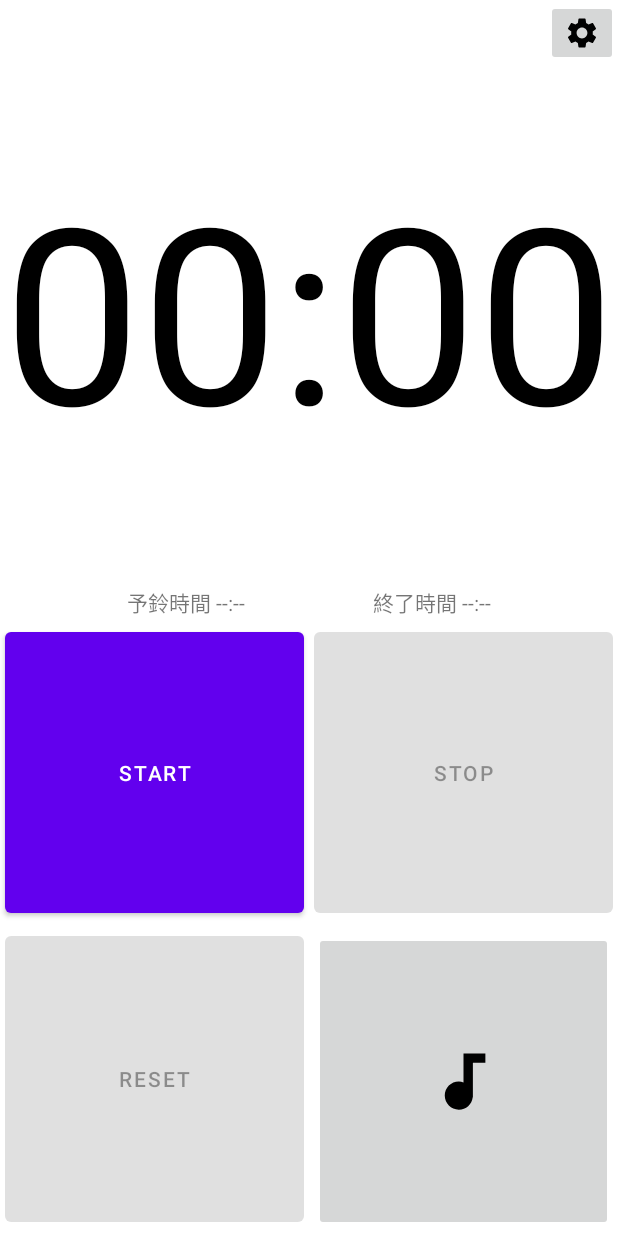
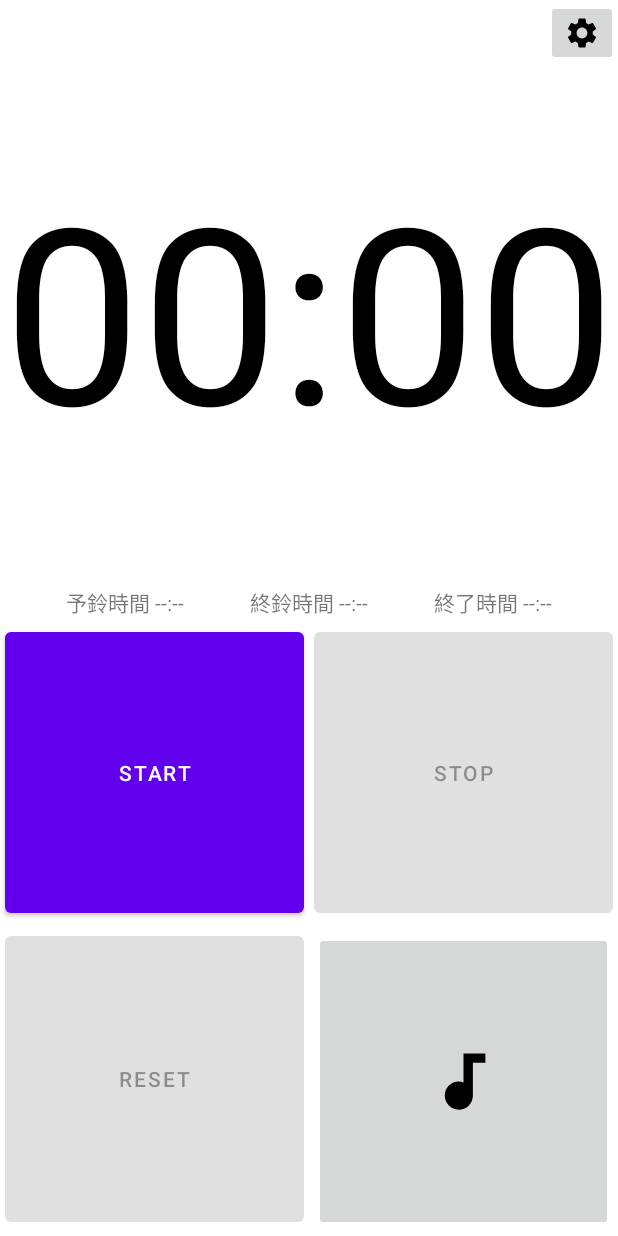
Before and after one commit to nokopi36/StopWatchTimer, an Android app: the screen it shows after launch (MainActivity), after a tap on "playSound", on a phone screen of 412 x 824 dp. Run offline under Robolectric (Android 15) with nearby library versions, the phone set to English and light mode, and no system bars; our stand-ins replace data binding.

Commit message:
update：終鈴時間を表示するTextView、鳴らす処理の追加

```diff
--- a/app/src/main/java/com/nokopi/stopwatchtimer/MainActivity.kt
+++ b/app/src/main/java/com/nokopi/stopwatchtimer/MainActivity.kt
@@ -38,11 +38,14 @@ class MainActivity : AppCompatActivity() {
         viewModel.timerText.observe(this) {
             when (it) {
                 "59:59" -> {
-                    viewModel.playFirstChimeSound()
+                    viewModel.playChimeSound()
                     viewModel.disableStartBtn()
                 }
                 "${viewModel.firstChimeTime.value}" -> {
-                    viewModel.playFirstChimeSound()
+                    viewModel.playChimeSound()
+                }
+                "${viewModel.secondChimeTime.value}" -> {
+                    viewModel.playChimeSound()
                 }
                 "${viewModel.endChimeTime.value}" -> {
                     viewModel.playEndChimeSound()
@@ -67,6 +70,7 @@ class MainActivity : AppCompatActivity() {
     override fun onResume() {
         super.onResume()
         viewModel.setFirstTime(firstSettingTime)
+        viewModel.setSecondTime(secondSettingTime)
         viewModel.setEndTime(endSettingTime)
     }
 
--- a/app/src/main/java/com/nokopi/stopwatchtimer/MainViewModel.kt
+++ b/app/src/main/java/com/nokopi/stopwatchtimer/MainViewModel.kt
@@ -58,6 +58,10 @@ class MainViewModel(app: Application): ViewModel() {
     val firstChimeTime: LiveData<String>
         get() = _firstChimeTime
 
+    private var _secondChimeTime: MutableLiveData<String> = MutableLiveData<String>("--:--")
+    val secondChimeTime: LiveData<String>
+        get() = _secondChimeTime
+
     private var _endChimeTime: MutableLiveData<String> = MutableLiveData<String>("--:--")
     val endChimeTime: LiveData<String>
         get() = _endChimeTime
@@ -97,7 +101,7 @@ class MainViewModel(app: Application): ViewModel() {
         timer.cancel()
     }
 
-    fun playFirstChimeSound() {
+    fun playChimeSound() {
         sound.play(firstChime, 1.0f, 1.0f, 0, 0, 1.0f)
     }
 
@@ -105,14 +109,13 @@ class MainViewModel(app: Application): ViewModel() {
         sound.play(endChime, 1.0f, 1.0f, 0, 0, 1.0f)
     }
 
-//    fun setFirstTime(tenMinute: String, minute: String, tenSecond: String, second: String) {
-//        _firstChimeTime.value = "$tenMinute$minute:$tenSecond$second"
-//    }
-
     fun setFirstTime(settingTime: SettingTime) {
-//        _firstChimeTime.value = "${settingTime.firstTenMinute}${settingTime.firstMinute}:${settingTime.firstTenSecond}${settingTime.firstSecond}"
         _firstChimeTime.value = "${settingTime.tenMinute}${settingTime.minute}:${settingTime.tenSecond}${settingTime.second}"
         Log.i("firstTime", _firstChimeTime.value.toString())
+    }
+
+    fun setSecondTime(settingTime: SettingTime) {
+        _secondChimeTime.value = "${settingTime.tenMinute}${settingTime.minute}:${settingTime.tenSecond}${settingTime.second}"
     }
 
     fun setEndTime(settingTime: SettingTime) {
--- a/app/src/main/res/layout-land/activity_main.xml
+++ b/app/src/main/res/layout-land/activity_main.xml
@@ -89,7 +89,7 @@
             app:layout_constraintRight_toRightOf="parent"
             app:layout_constraintTop_toBottomOf="@id/centerGuide"
             app:layout_constraintBottom_toBottomOf="parent"
-            android:onClick="@{() -> viewModel.playFirstChimeSound()}"
+            android:onClick="@{() -> viewModel.playChimeSound()}"
             android:contentDescription="@string/play_sound" />
 
         <TextView
@@ -99,8 +99,18 @@
             android:text="@{@string/first_chime(viewModel.firstChimeTime)}"
             tools:text="@string/first_chime"
             app:layout_constraintLeft_toLeftOf="parent"
+            app:layout_constraintRight_toLeftOf="@id/secondChimeTime"
+            app:layout_constraintBottom_toBottomOf="@id/centerGuide" />
+
+        <TextView
+            android:layout_width="wrap_content"
+            android:layout_height="wrap_content"
+            android:id="@+id/secondChimeTime"
+            android:text="@{@string/second_chime(viewModel.secondChimeTime)}"
+            tools:text="@string/second_chime"
+            app:layout_constraintLeft_toRightOf="@id/firstChimeTime"
             app:layout_constraintRight_toLeftOf="@id/endChimeTime"
-            app:layout_constraintBottom_toBottomOf="@id/centerGuide" />
+            app:layout_constraintBottom_toBottomOf="@id/centerGuide"/>
 
         <TextView
             android:layout_width="wrap_content"
@@ -108,7 +118,7 @@
             android:id="@+id/endChimeTime"
             android:text="@{@string/end_chime(viewModel.endChimeTime)}"
             tools:text="@string/end_chime"
-            app:layout_constraintLeft_toRightOf="@id/firstChimeTime"
+            app:layout_constraintLeft_toRightOf="@id/secondChimeTime"
             app:layout_constraintRight_toRightOf="parent"
             app:layout_constraintBottom_toBottomOf="@id/centerGuide" />
 
--- a/app/src/main/res/layout/activity_main.xml
+++ b/app/src/main/res/layout/activity_main.xml
@@ -89,7 +89,7 @@
             app:layout_constraintRight_toRightOf="parent"
             app:layout_constraintTop_toBottomOf="@id/stopTimerBtn"
             app:layout_constraintBottom_toBottomOf="parent"
-            android:onClick="@{() -> viewModel.playFirstChimeSound()}"
+            android:onClick="@{() -> viewModel.playChimeSound()}"
             android:contentDescription="@string/play_sound" />
 
         <TextView
@@ -99,8 +99,18 @@
             android:text="@{@string/first_chime(viewModel.firstChimeTime)}"
             tools:text="@string/first_chime"
             app:layout_constraintLeft_toLeftOf="parent"
+            app:layout_constraintRight_toLeftOf="@id/secondChimeTime"
+            app:layout_constraintBottom_toBottomOf="@id/centerGuide" />
+
+        <TextView
+            android:layout_width="wrap_content"
+            android:layout_height="wrap_content"
+            android:id="@+id/secondChimeTime"
+            android:text="@{@string/second_chime(viewModel.secondChimeTime)}"
+            tools:text="@string/second_chime"
+            app:layout_constraintLeft_toRightOf="@id/firstChimeTime"
             app:layout_constraintRight_toLeftOf="@id/endChimeTime"
-            app:layout_constraintBottom_toBottomOf="@id/centerGuide" />
+            app:layout_constraintBottom_toBottomOf="@id/centerGuide"/>
 
         <TextView
             android:layout_width="wrap_content"
@@ -108,7 +118,7 @@
             android:id="@+id/endChimeTime"
             android:text="@{@string/end_chime(viewModel.endChimeTime)}"
             tools:text="@string/end_chime"
-            app:layout_constraintLeft_toRightOf="@id/firstChimeTime"
+            app:layout_constraintLeft_toRightOf="@id/secondChimeTime"
             app:layout_constraintRight_toRightOf="parent"
             app:layout_constraintBottom_toBottomOf="@id/centerGuide" />
 
```
